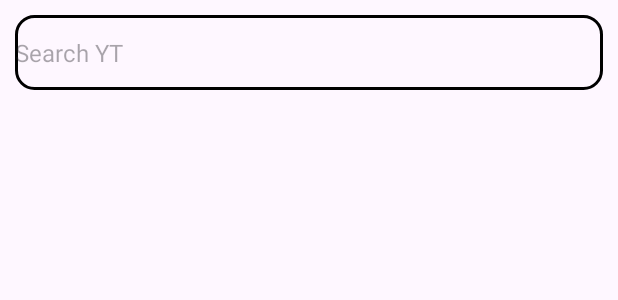
After one commit to yrzgithub/YTfy, an Android app: the layout fragment_search.xml on its own in the app's theme, with its tools: preview values and no code run, on a phone screen of 412 x 824 dp. The commit adds this screen. Shown: the top 300 px of the screen. Run offline under Robolectric (Android 15) with nearby library versions, the phone set to English and light mode, and no system bars.

Commit message:
Created Search, Player Layouts

```diff
--- a/app/src/main/java/com/yrzapps/ytfy/PlayerUIAdapter.kt
+++ /dev/null
@@ -1 +0,0 @@
-package com.yrzapps.ytfy
--- /dev/null
+++ b/app/src/main/res/drawable/rounded_view.xml
@@ -0,0 +1,7 @@
+<?xml version="1.0" encoding="utf-8"?>
+<shape xmlns:android="http://schemas.android.com/apk/res/android">
+
+    <corners android:radius="12dp"/>
+    <stroke android:width="2dp"/>
+
+</shape>
--- /dev/null
+++ b/app/src/main/res/drawable/search.xml
@@ -0,0 +1,5 @@
+<vector xmlns:android="http://schemas.android.com/apk/res/android" android:autoMirrored="true" android:height="24dp" android:tint="#000000" android:viewportHeight="24" android:viewportWidth="24" android:width="24dp">
+
+    <path android:fillColor="@android:color/white" android:pathData="M15.5,14h-0.79l-0.28,-0.27C15.41,12.59 16,11.11 16,9.5 16,5.91 13.09,3 9.5,3S3,5.91 3,9.5 5.91,16 9.5,16c1.61,0 3.09,-0.59 4.23,-1.57l0.27,0.28v0.79l5,4.99L20.49,19l-4.99,-5zM9.5,14C7.01,14 5,11.99 5,9.5S7.01,5 9.5,5 14,7.01 14,9.5 11.99,14 9.5,14z"/>
+
+</vector>
--- /dev/null
+++ b/app/src/main/res/layout/fragment_search.xml
@@ -0,0 +1,30 @@
+<?xml version="1.0" encoding="utf-8"?>
+<androidx.constraintlayout.widget.ConstraintLayout xmlns:android="http://schemas.android.com/apk/res/android"
+    xmlns:tools="http://schemas.android.com/tools"
+    android:layout_width="match_parent"
+    android:layout_height="match_parent"
+    xmlns:app="http://schemas.android.com/apk/res-auto"
+    tools:context=".SearchFragment">
+
+    <AutoCompleteTextView
+        android:id="@+id/search"
+        android:layout_width="match_parent"
+        android:layout_marginStart="10dp"
+        android:layout_marginEnd="10dp"
+        android:layout_marginTop="10dp"
+        android:hint="Search YT"
+        android:background="@drawable/rounded_view"
+        android:textSize="16sp"
+        android:layout_height="50dp"
+        app:layout_constraintTop_toTopOf="parent" />
+
+    <ListView
+        android:layout_width="match_parent"
+        android:layout_height="0dp"
+        android:dividerHeight="2dp"
+        android:layout_marginTop="10dp"
+        android:layout_marginStart="10dp"
+        android:layout_marginEnd="10dp"
+        app:layout_constraintTop_toBottomOf="@+id/search"/>
+
+</androidx.constraintlayout.widget.ConstraintLayout>
```
Also changed, not shown: app/src/main/java/com/yrzapps/ytfy/FragmentsAdapter.kt (added, +20 -0 lines), app/src/main/java/com/yrzapps/ytfy/MainActivity.kt (+21 -0 lines), app/src/main/java/com/yrzapps/ytfy/searchFragment.kt (added, +23 -0 lines).
